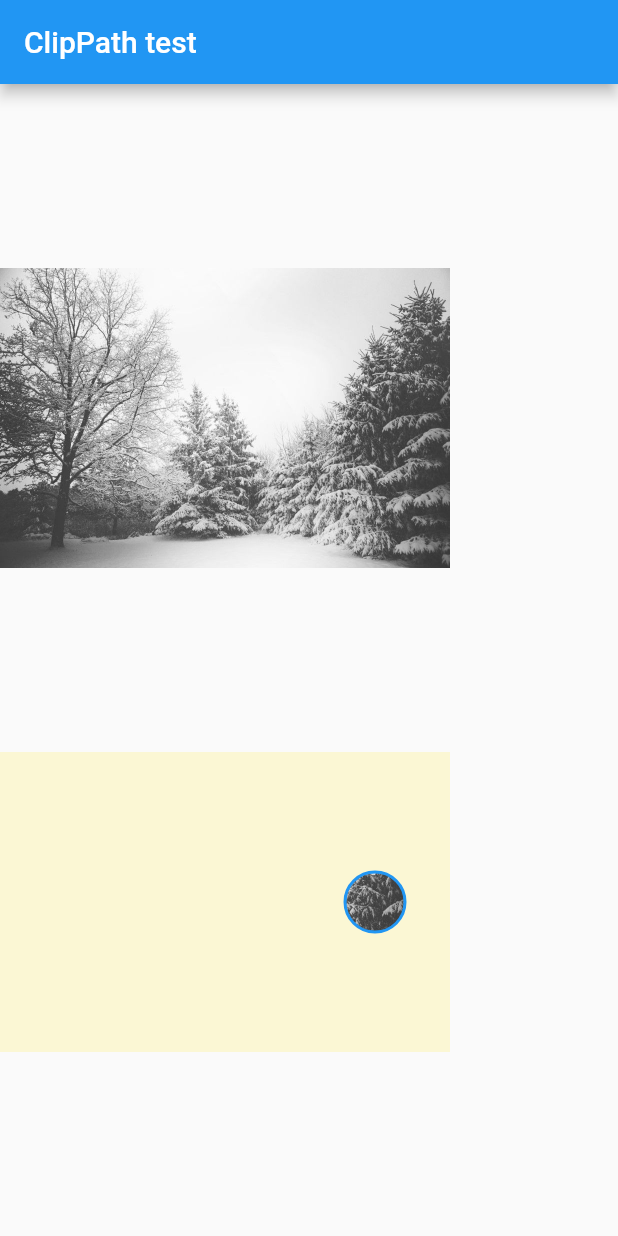
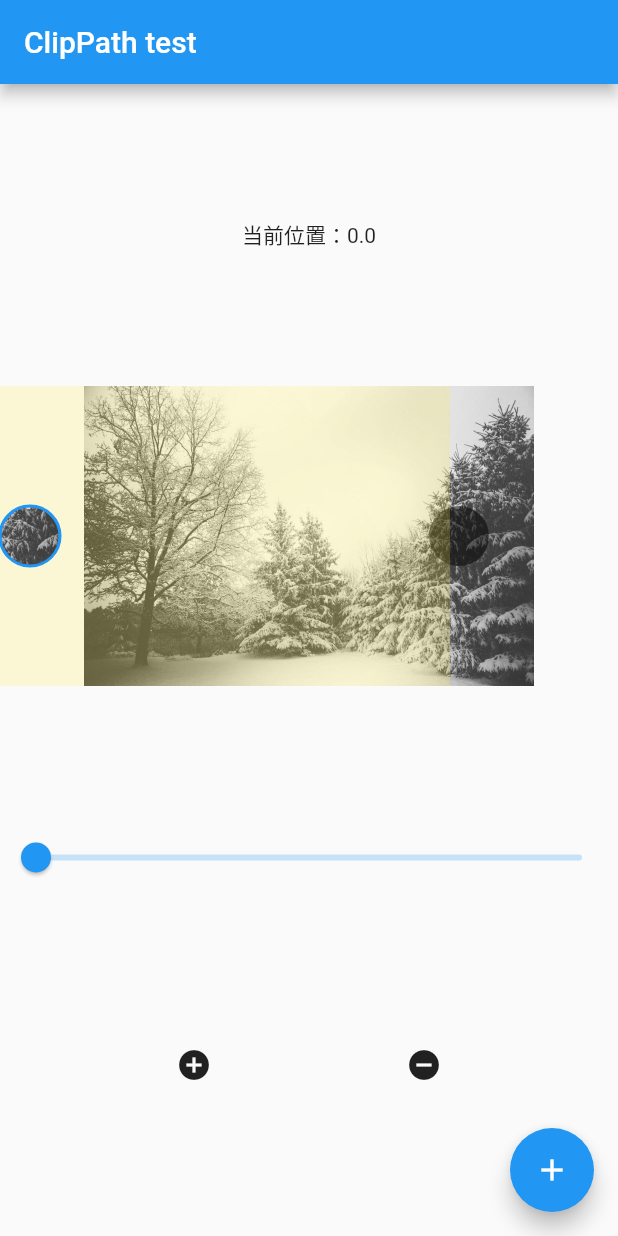
Before and after one commit to fujingjunben/flutter, a Flutter app: the screen it shows after launch, on a phone screen of 412 x 824 dp. Run offline on Flutter 3.47's test engine with Material 2 defaults, Android fonts, the phone set to English and light mode, and no system bars.

Commit message:
translate block to start

```diff
--- a/lib/test2.dart
+++ b/lib/test2.dart
@@ -22,7 +22,7 @@ class _Test2State extends State<Test2> {
   final String imageFile = "images/snow.jpg";
   Widget blockWidget;
   FractionalOffset offset;
-  double offsetWidth = 00;
+  double offsetWidth = 300;
 
   @override
   void initState() {
@@ -38,52 +38,56 @@ class _Test2State extends State<Test2> {
         appBar: AppBar(
           title: Text("ClipPath test"),
         ),
-      body: Column(mainAxisAlignment: MainAxisAlignment.spaceEvenly, children: [
+        //   body: Column(
+        //       mainAxisAlignment: MainAxisAlignment.spaceEvenly,
+        //       children: <Widget>[
+        //         Container(
+        //           width: width,
+        //           height: height,
+        //           decoration: BoxDecoration(
+        //               image: DecorationImage(
+        //                   image: AssetImage(imageFile), fit: BoxFit.fill)),
+        //         ),
+        //         Container(
+        //           child: Transform.translate(
+        //             offset: Offset(-blockCenterX + size, 0),
+        //             child: blockWidget,
+        //           ),
+        //         ),
+        //       ]),
+        // );
+        body: Column(
+            mainAxisAlignment: MainAxisAlignment.spaceEvenly,
+            children: <Widget>[
+              Text("当前位置：$dx"),
+              Stack(
+                children: <Widget>[
+                  Container(alignment: Alignment.center, child: _getCaptcha()),
                   Container(
-          width: width,
-          height: height,
-          decoration: BoxDecoration(
-              image: DecorationImage(
-                  image: AssetImage(imageFile), fit: BoxFit.fill)),
+                      alignment: offset,
+                      child: Container(
+                          color: Colors.yellow.withOpacity(0.2),
+                          child: blockWidget))
+                ],
               ),
-        Container(
-          color: Colors.yellow.withOpacity(0.2),
-          child: blockWidget,
-        )
+              Slider(
+                value: dx,
+                min: 0,
+                max: width,
+                onChanged: (v) {
+                  _changeBlockPosition(v.toDouble());
+                },
+              ),
+              _changeBlockSize(),
             ]),
-    );
-    // body: Column(
-    //     mainAxisAlignment: MainAxisAlignment.spaceEvenly,
-    //     children: <Widget>[
-    //       Text("当前位置：$dx"),
-    //       Stack(
-    //         children: <Widget>[
-    //           Container(alignment: Alignment.center, child: _getCaptcha()),
-    //           Container(
-    //               alignment: offset,
-    //               child: Container(
-    //                   color: Colors.yellow.withOpacity(0.2),
-    //                   child: blockWidget))
-    //         ],
-    //       ),
-    //       Slider(
-    //         value: dx,
-    //         min: 0,
-    //         max: width,
-    //         onChanged: (v) {
-    //           _changeBlockPosition(v.toDouble());
-    //         },
-    //       ),
-    //       _changeBlockSize(),
-    //     ]),
-    // floatingActionButton: FloatingActionButton(
-    //   onPressed: () {
-    //     _getPosition();
-    //     _getSize();
-    //   },
-    //   tooltip: "生成新滑块",
-    //   child: Icon(Icons.add),
-    // ));
+        floatingActionButton: FloatingActionButton(
+          onPressed: () {
+            _getPosition();
+            _getSize();
+          },
+          tooltip: "生成新滑块",
+          child: Icon(Icons.add),
+        ));
   }
 
   Widget _changeBlockSize() {
@@ -143,7 +147,10 @@ class _Test2State extends State<Test2> {
 
   Widget _getBlock() {
     _resetBlockOffset();
-    return Stack(key: _blockKey, children: [
+    return Transform.translate(
+        key: _blockKey,
+        offset: Offset(-blockCenterX + size, 0),
+        child: Stack(children: [
           ClipPath(
             clipper: BlockClipper(
               origin: Offset(blockCenterX, dy),
@@ -169,7 +176,7 @@ class _Test2State extends State<Test2> {
               height: height,
             ),
           )
-    ]);
+        ]));
   }
 
   _changeBlockImage() {
```
Lines whose indentation alone changed are shown as unchanged.
